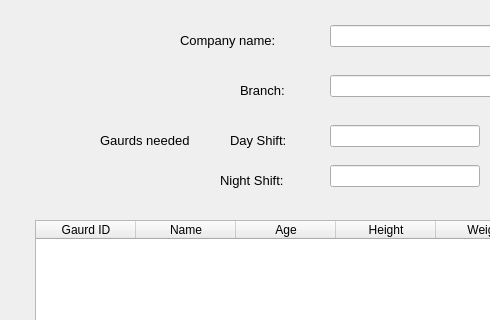
This is View_guards.ui in MikaalImam/DBMS_proj as Qt 5 draws it before an edit; both pictures show x 0 to 490 and y 110 to 430 of the 799 by 700 pixel window. The edited form follows.
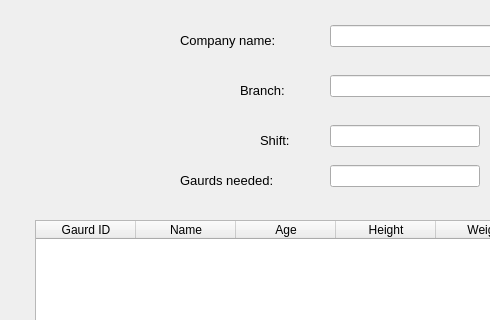
This is the edited form.

The edit to the form file:
```diff
--- a/View_guards.ui
+++ b/View_guards.ui
@@ -71,45 +71,9 @@
    <widget class="QLabel" name="label_4">
     <property name="geometry">
      <rect>
-      <x>100</x>
-      <y>240</y>
-      <width>141</width>
-      <height>21</height>
-     </rect>
-    </property>
-    <property name="font">
-     <font>
-      <pointsize>10</pointsize>
-     </font>
-    </property>
-    <property name="text">
-     <string>Gaurds needed</string>
-    </property>
-   </widget>
-   <widget class="QLabel" name="label_5">
-    <property name="geometry">
-     <rect>
-      <x>230</x>
-      <y>240</y>
-      <width>141</width>
-      <height>21</height>
-     </rect>
-    </property>
-    <property name="font">
-     <font>
-      <pointsize>10</pointsize>
-     </font>
-    </property>
-    <property name="text">
-     <string>Day Shift: </string>
-    </property>
-   </widget>
-   <widget class="QLabel" name="label_6">
-    <property name="geometry">
-     <rect>
-      <x>220</x>
+      <x>180</x>
       <y>280</y>
-      <width>101</width>
+      <width>141</width>
       <height>21</height>
      </rect>
     </property>
@@ -119,7 +83,25 @@
      </font>
     </property>
     <property name="text">
-     <string>Night Shift: </string>
+     <string>Gaurds needed:</string>
+    </property>
+   </widget>
+   <widget class="QLabel" name="label_5">
+    <property name="geometry">
+     <rect>
+      <x>260</x>
+      <y>240</y>
+      <width>141</width>
+      <height>21</height>
+     </rect>
+    </property>
+    <property name="font">
+     <font>
+      <pointsize>10</pointsize>
+     </font>
+    </property>
+    <property name="text">
+     <string>Shift:</string>
     </property>
    </widget>
    <widget class="QLineEdit" name="lineEdit_8">
```
